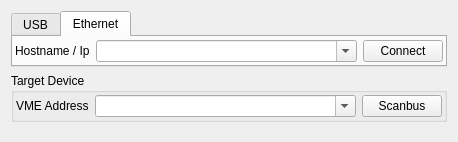
Old version of the form src/mvlc_connect_widget.ui in the repository flueke/libmvp.
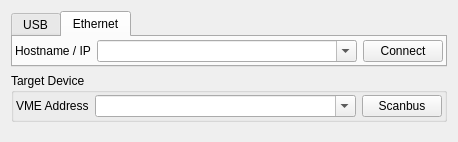
New version of the form. The open tabs and pages were chosen to show the change. Icons and pictures are not drawn.

Commit message: mvlc connect UI fixes

Diff of the .ui file:
```diff
--- a/src/mvlc_connect_widget.ui
+++ b/src/mvlc_connect_widget.ui
@@ -6,7 +6,7 @@
    <rect>
     <x>0</x>
     <y>0</y>
-    <width>378</width>
+    <width>453</width>
     <height>142</height>
    </rect>
   </property>
@@ -108,7 +108,7 @@
        <item>
         <widget class="QLabel" name="label_2">
          <property name="text">
-          <string>Hostname / Ip</string>
+          <string>Hostname / IP</string>
          </property>
         </widget>
        </item>
```
Left out of the diff: 4 changed lines with no effect on the pictures. The commit also changes 1 other file.
